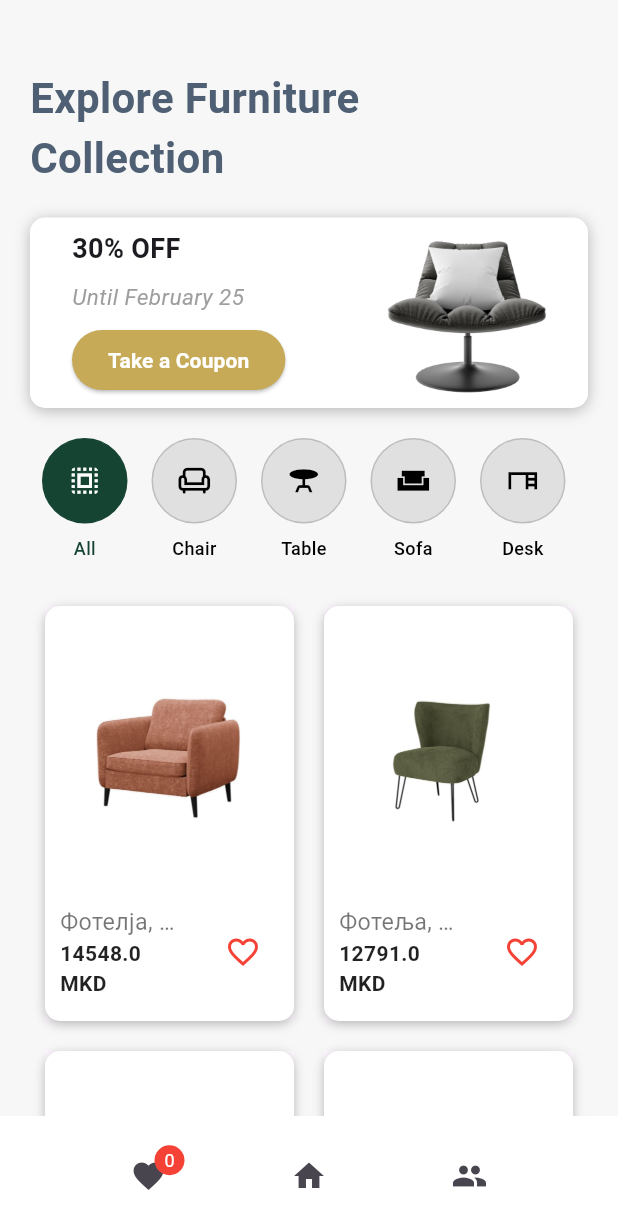
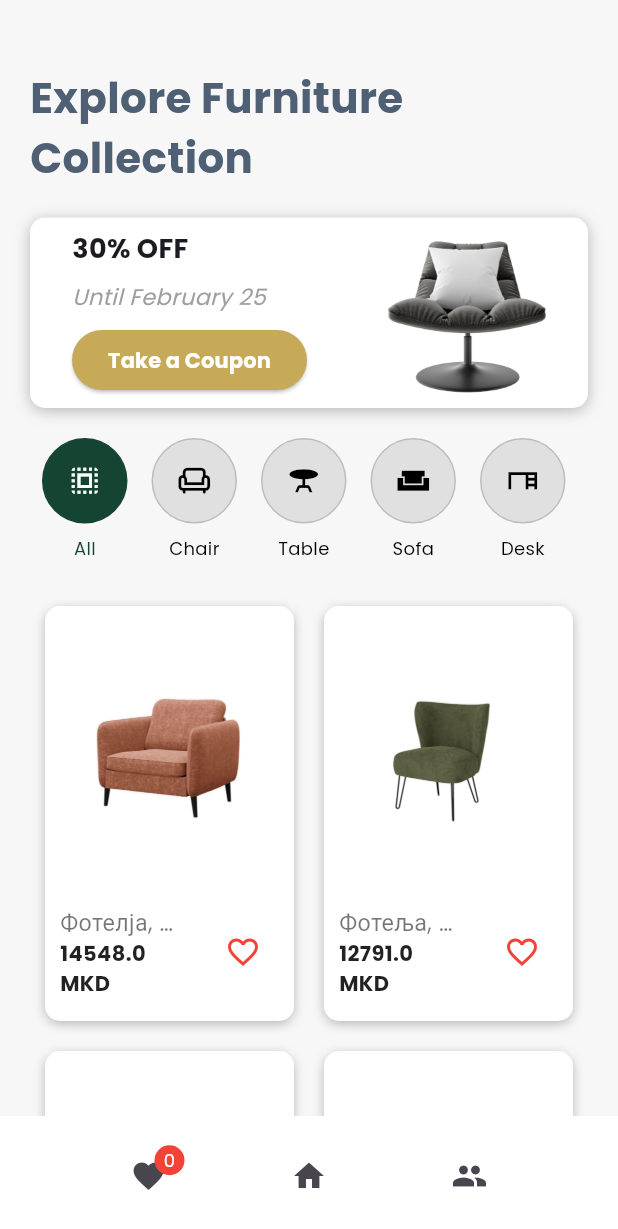
Before and after one commit to AngelRis/Furniture_App, a Flutter app: the screen it shows after launch, on a phone screen of 412 x 824 dp. Shown: the top 1229 px of the screen. Run offline on Flutter 3.47's test engine with Material 3 defaults, Android fonts, the phone set to English and light mode, and no system bars.

Commit message:
Update main.dart

```diff
--- a/furniture_app/lib/main.dart
+++ b/furniture_app/lib/main.dart
@@ -19,6 +19,9 @@ class MyApp extends StatelessWidget {
   Widget build(BuildContext context) {
     return MaterialApp(
       home: SplashScreen(),
+      theme: ThemeData(
+          fontFamily: 'Poppins'
+      ),
     );
   }
 }
```
